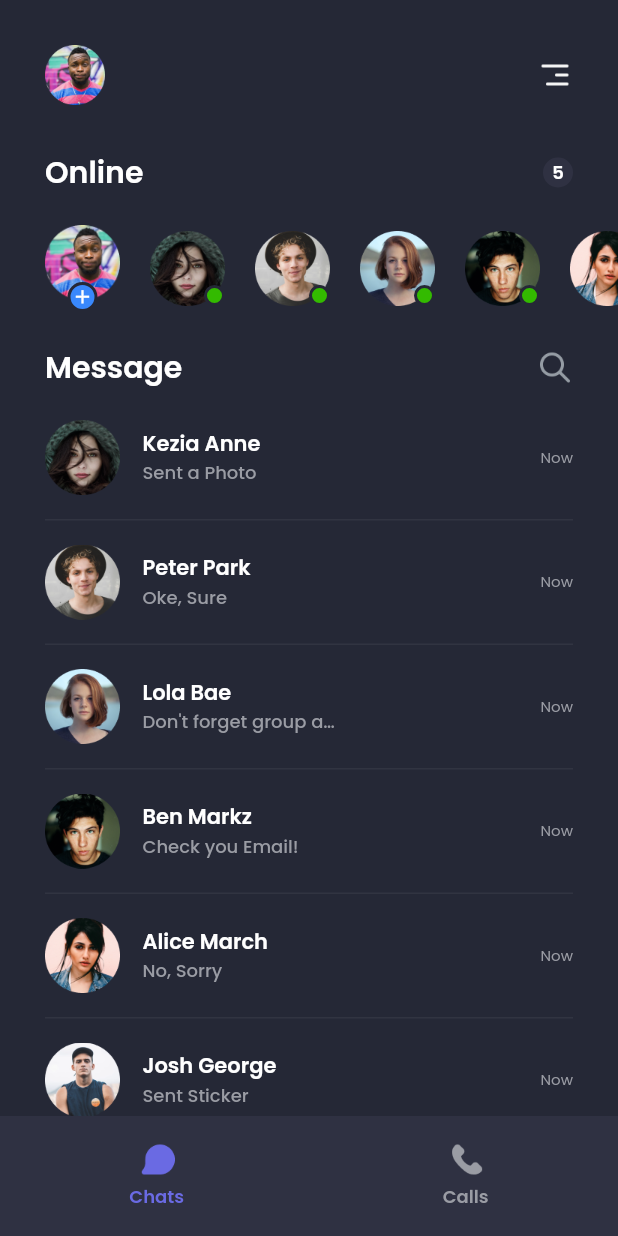
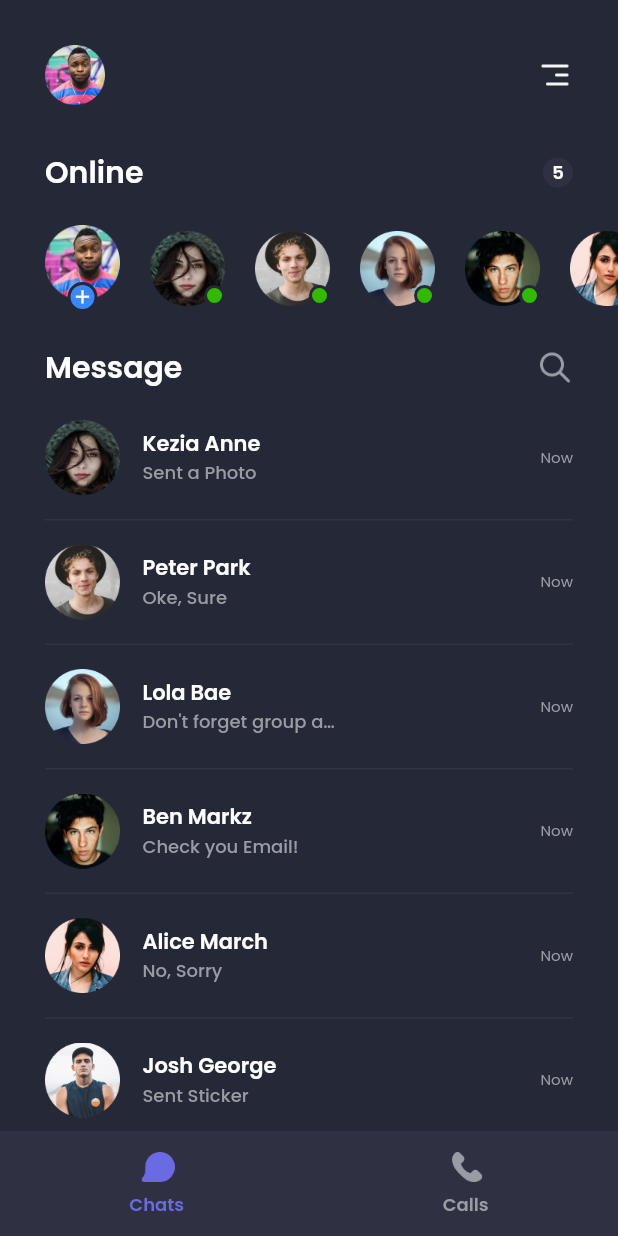
Before and after one commit to 2001arman/flutter_chatApp, a Flutter app: the ChatPage screen opened directly, on a phone screen of 412 x 824 dp. Run offline on Flutter 3.47's test engine with Material 2 defaults, Android fonts, the phone set to English and light mode, and no system bars; our stand-ins replace google_fonts.

Commit message:
final commit

```diff
--- a/lib/constans.dart
+++ b/lib/constans.dart
@@ -6,7 +6,7 @@ Color kNavbarColor = Color(0xFF2F3142);
 Color kWhiteColor = Color(0xFFFFFFFF);
 Color kGreyColor = Color(0xFF9A9CA4);
 Color kPurpleColor = Color(0xFF6A6AE3);
-Color kRedColor = Color(0xFFF03328);
+Color kRedColor = Color(0xFFC11107);
 Color kBlueColor = Color(0xFF3988FC);
 Color kGreenColor = Color(0xFF33BA00);
 Color kDividerColor = Color(0xFF313441);
--- a/lib/pages/chat_page.dart
+++ b/lib/pages/chat_page.dart
@@ -1,4 +1,5 @@
 import 'package:demo_chat_app/constans.dart';
+import 'package:demo_chat_app/pages/call_page.dart';
 import 'package:demo_chat_app/widgets/friend_chat.dart';
 import 'package:demo_chat_app/widgets/friend_profile_online.dart';
 import 'package:demo_chat_app/widgets/icon_container.dart';
@@ -15,7 +16,7 @@ class ChatPage extends StatelessWidget {
     Widget myBottomNavbar() {
       return Container(
         width: MediaQuery.of(context).size.width,
-        height: 80,
+        height: 70,
         color: kNavbarColor,
         child: Row(
           mainAxisAlignment: MainAxisAlignment.spaceAround,
@@ -24,11 +25,20 @@ class ChatPage extends StatelessWidget {
               iconUrl: "assets/icon_chat.png",
               title: "Chats",
               isActive: true,
+              onTap: () {},
             ),
             NavbarItem(
               iconUrl: "assets/icon_callnavbar.png",
               title: "Calls",
               isActive: false,
+              onTap: () {
+                Navigator.pushReplacement(
+                  context,
+                  MaterialPageRoute(
+                    builder: (context) => CallPage(),
+                  ),
+                );
+              },
             ),
           ],
         ),
@@ -77,23 +87,23 @@ class ChatPage extends StatelessWidget {
               child: Row(
                 children: [
                   MyProfilOnline(),
-                  FriendProfile(
+                  FriendProfileImage(
                     imageUrl: "assets/image_profil1.png",
                     isActive: true,
                   ),
-                  FriendProfile(
+                  FriendProfileImage(
                     imageUrl: "assets/image_profil2.png",
                     isActive: true,
                   ),
-                  FriendProfile(
+                  FriendProfileImage(
                     imageUrl: "assets/image_profil3.png",
                     isActive: true,
                   ),
-                  FriendProfile(
+                  FriendProfileImage(
                     imageUrl: "assets/image_profil4.png",
                     isActive: true,
                   ),
-                  FriendProfile(
+                  FriendProfileImage(
                     imageUrl: "assets/image_profil5.png",
                     isActive: true,
                   ),
--- a/lib/widgets/friend_chat.dart
+++ b/lib/widgets/friend_chat.dart
@@ -18,7 +18,7 @@ class FriendChat extends StatelessWidget {
       children: [
         Row(
           children: [
-            FriendProfile(imageUrl: imageUrl),
+            FriendProfileImage(imageUrl: imageUrl),
             SizedBox(width: 15),
             Container(
               width: 130,
@@ -54,7 +54,7 @@ class FriendChat extends StatelessWidget {
           height: 1,
           margin: EdgeInsets.symmetric(vertical: 16),
           color: kDividerColor,
-        )
+        ),
       ],
     );
   }
--- a/lib/widgets/friend_profile_online.dart
+++ b/lib/widgets/friend_profile_online.dart
@@ -1,8 +1,9 @@
 import 'package:demo_chat_app/constans.dart';
 import 'package:flutter/material.dart';
 
-class FriendProfile extends StatelessWidget {
-  const FriendProfile({Key? key, required this.imageUrl, this.isActive = false})
+class FriendProfileImage extends StatelessWidget {
+  const FriendProfileImage(
+      {Key? key, required this.imageUrl, this.isActive = false})
       : super(key: key);
 
   final String imageUrl;
--- a/lib/widgets/navbar_item.dart
+++ b/lib/widgets/navbar_item.dart
@@ -6,15 +6,19 @@ class NavbarItem extends StatelessWidget {
       {Key? key,
       required this.isActive,
       required this.iconUrl,
-      required this.title})
+      required this.title,
+      required this.onTap})
       : super(key: key);
 
   final bool isActive;
   final String iconUrl, title;
+  final VoidCallback onTap;
 
   @override
   Widget build(BuildContext context) {
-    return Column(
+    return GestureDetector(
+      onTap: onTap,
+      child: Column(
         children: [
           Spacer(),
           Container(
@@ -40,6 +44,7 @@ class NavbarItem extends StatelessWidget {
           ),
           Spacer(),
         ],
+      ),
     );
   }
 }
```
Also changed, not shown: lib/pages/call_page.dart (added, +122 -0 lines), lib/widgets/call_details.dart (added, +72 -0 lines). Lines whose indentation alone changed are shown as unchanged.
